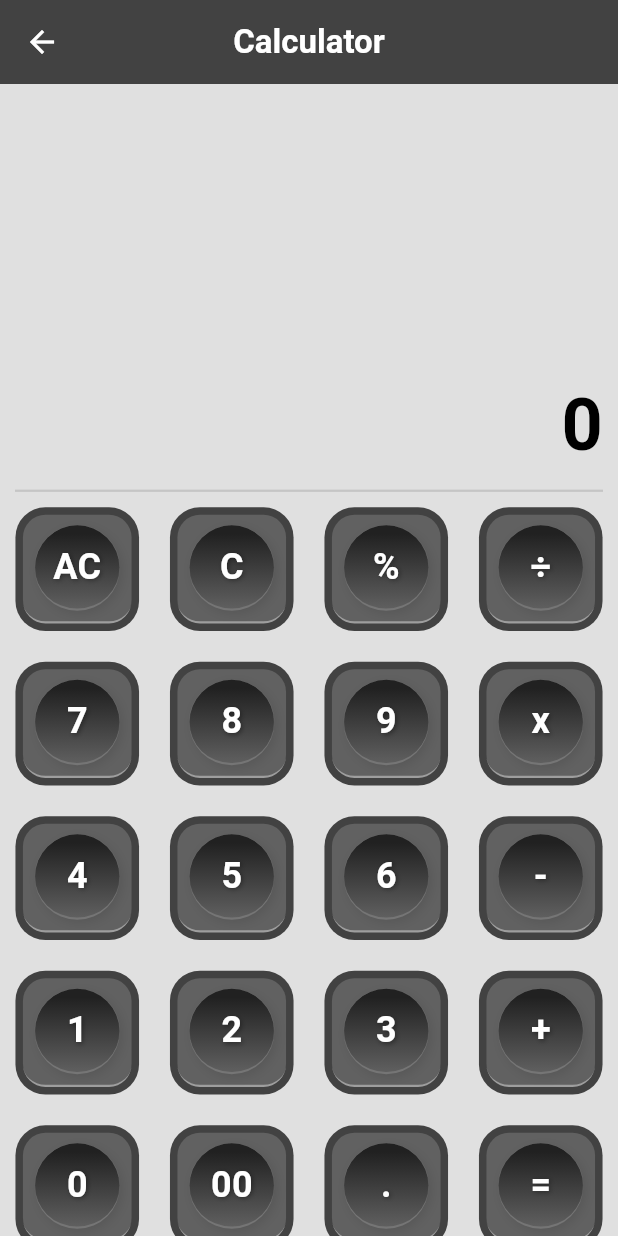
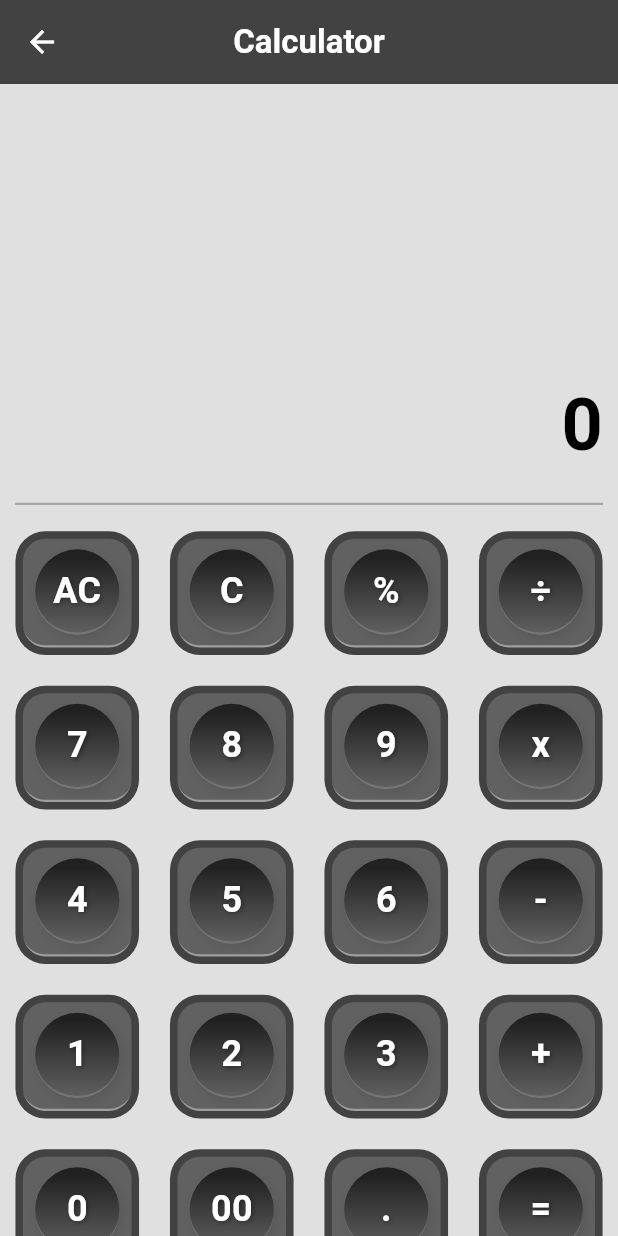
Before and after one commit to Mubashar-Ali/BLOC-Demo, a Flutter app: the CalculatorPage screen opened by its route, on a phone screen of 412 x 824 dp. Run offline on Flutter 3.47's test engine with Material 3 defaults, Android fonts, the phone set to English and light mode, and no system bars; our stand-ins replace flutter_bloc.

```diff
--- a/lib/view/calculator.dart
+++ b/lib/view/calculator.dart
@@ -50,11 +50,11 @@ class CalculatorPage extends StatelessWidget {
             ),
           ),
           const Divider(
-            height: 0,
+            // height: 0,s
             indent: 10,
             endIndent: 10,
             thickness: 1.5,
-            color: Colors.black12,
+            color: Colors.black26,
           ),
           Expanded(
             child: GridView.builder(
```
Also changed, not shown: pubspec.lock.
